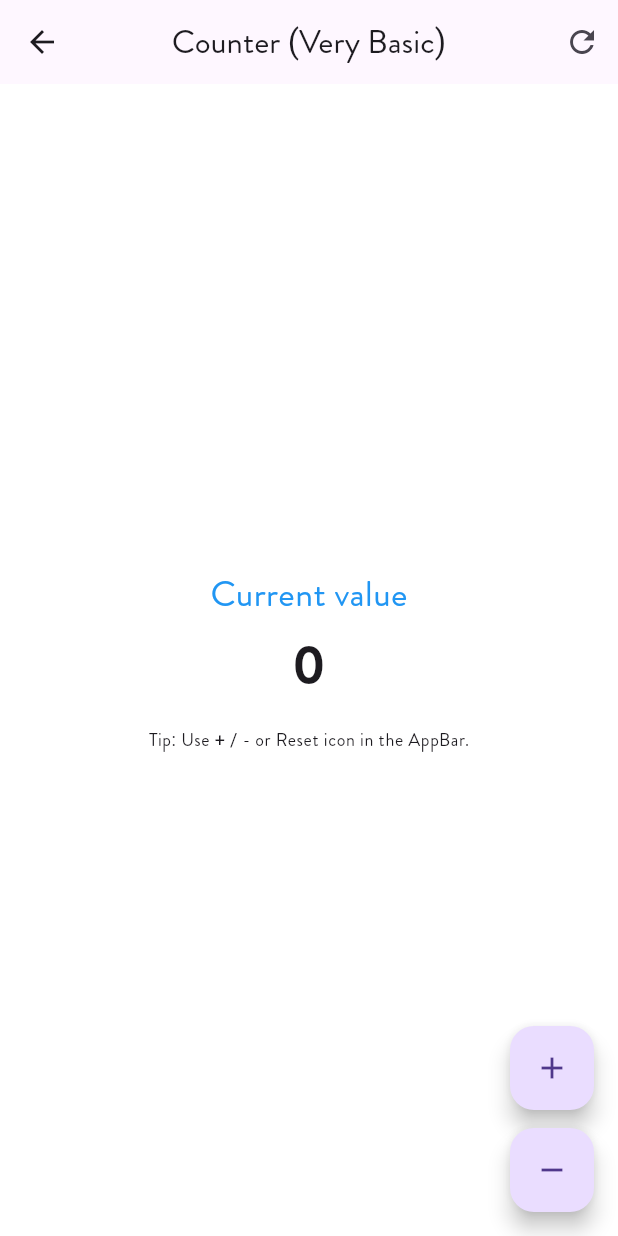
After one commit to AbdalluhEssam/bmw_ada, a Flutter app: the StateManagement screen opened directly, after a tap on the "add" icon, after a tap on the "remove" icon, on a phone screen of 412 x 824 dp. The commit adds this screen. Run offline on Flutter 3.47's test engine with Material 3 defaults, Android fonts, the light colour scheme and no system bars; our stand-ins replace bloc, flutter_bloc, flutter_svg; project files that could hold a hidden picture were left out.

Commit message:
Implement basic state management with CounterCubit and FavCubit

```diff
--- /dev/null
+++ b/lib/features/State_Management/cubit/counter_cubit.dart
@@ -0,0 +1,23 @@
+import 'package:bmw/features/State_Management/cubit/counter_state.dart';
+import 'package:flutter_bloc/flutter_bloc.dart';
+
+class CounterCubit extends Cubit<CounterState> {
+  CounterCubit() : super(CounterState(0, 0));
+
+  void increment() {
+    state.anotherValue++;
+    print('Incrementing: ${state.counterValue} + ${state.anotherValue}');
+    emit(CounterState(state.counterValue + state.anotherValue));
+  }
+
+  void decrement() {
+    if (state.counterValue > 0) {
+      state.anotherValue++;
+      print('Decrementing: ${state.counterValue} - ${state.anotherValue}');
+
+      emit(CounterState(state.counterValue - state.anotherValue));
+    }
+  }
+
+  void reset() => emit(CounterState(0, 0));
+}
--- /dev/null
+++ b/lib/features/State_Management/cubit/counter_state.dart
@@ -0,0 +1,6 @@
+class CounterState {
+  final int counterValue;
+  int anotherValue;
+
+  CounterState(this.counterValue, [this.anotherValue = 0]);
+}
--- /dev/null
+++ b/lib/features/State_Management/ui/state_management.dart
@@ -0,0 +1,122 @@
+import 'package:bmw/features/State_Management/cubit/counter_cubit.dart';
+import 'package:bmw/features/State_Management/cubit/counter_state.dart';
+import 'package:bmw/features/onboarding/ui/onboarding_screen.dart';
+import 'package:flutter/material.dart';
+import 'package:flutter_bloc/flutter_bloc.dart';
+
+class StateManagement extends StatelessWidget {
+  const StateManagement({super.key});
+
+  @override
+  Widget build(BuildContext context) {
+    final textTheme = Theme
+        .of(context)
+        .textTheme;
+    return BlocProvider(
+      create: (context) => CounterCubit(),
+      child: BlocConsumer<CounterCubit, CounterState>(
+        listener: (context, state) {
+          if(state.counterValue == 10){
+            ScaffoldMessenger.maybeOf(context)?.showSnackBar(
+                SnackBar(
+                  content: Text('Counter reached 10!'),
+                  duration: Duration(seconds: 1),
+                )
+            );
+          }
+
+          if(state.counterValue == 5){
+            ScaffoldMessenger.maybeOf(context)?.showSnackBar(
+                SnackBar(
+                  content: Text('Counter reached 5!'),
+                  duration: Duration(seconds: 1),
+                )
+            );
+          }
+          if(state.counterValue == 15){
+            Navigator.pushReplacement(
+              context,
+              MaterialPageRoute(
+                builder: (context) => const OnboardingScreen(),
+              ),
+            );
+          }
+        },
+        builder: (context, state) {
+          return Scaffold(
+            appBar: AppBar(
+              title: const Text('Counter (Very Basic)'),
+              centerTitle: true,
+              actions: [
+                IconButton(
+                  tooltip: 'Reset',
+                  onPressed: () {
+                    context.read<CounterCubit>().reset();
+                  },
+                  icon: const Icon(Icons.refresh),
+                ),
+              ],
+            ),
+            body: Center(
+              child: Padding(
+                padding: const EdgeInsets.symmetric(
+                  horizontal: 20,
+                  vertical: 16,
+                ),
+                child: Column(
+                  mainAxisSize: MainAxisSize.min,
+                  children: [
+                    Text(
+                      'Current value',
+                      style: TextStyle(fontSize: 24, color: Colors.blue),
+                    ),
+                    const SizedBox(height: 8),
+                    BlocBuilder<CounterCubit, CounterState>(
+                      builder:
+                          (context, state) =>
+                          Text(
+                            state.counterValue.toString(),
+                            style: textTheme.displaySmall?.copyWith(
+                              fontWeight: FontWeight.bold,
+                            ),
+                          ),
+                    ),
+                    const SizedBox(height: 20),
+
+                    // Small hint
+                    Text(
+                      'Tip: Use + / - or Reset icon in the AppBar.',
+                      style: textTheme.bodySmall,
+                    ),
+                  ],
+                ),
+              ),
+            ),
+            floatingActionButton: Column(
+              mainAxisSize: MainAxisSize.min,
+              children: [
+                FloatingActionButton(
+                  heroTag: 'inc',
+                  onPressed: () {
+                    context.read<CounterCubit>().increment();
+                  },
+                  tooltip: 'Increment',
+                  child: const Icon(Icons.add),
+                ),
+                const SizedBox(height: 12),
+                FloatingActionButton(
+                  heroTag: 'dec',
+                  onPressed: () {
+                    context.read<CounterCubit>().decrement();
+                  },
+                  tooltip: 'Decrement',
+                  child: const Icon(Icons.remove),
+                ),
+              ],
+            ),
+          );
+        },
+      ),
+    );
+  }
+}
--- a/lib/features/home/ui/home_screen.dart
+++ b/lib/features/home/ui/home_screen.dart
@@ -1,7 +1,5 @@
 import 'dart:developer';
-
 import 'package:bmw/core/constants/app_assets.dart';
-import 'package:bmw/core/theme/app_colors.dart';
 import 'package:bmw/features/home/data/repo/product_data.dart';
 import 'package:bmw/features/home/ui/widgets/custom_card_product.dart';
 import 'package:bmw/features/home/ui/widgets/custom_category.dart';
--- a/lib/main.dart
+++ b/lib/main.dart
@@ -1,3 +1,4 @@
+import 'package:bmw/features/State_Management/ui/state_management.dart';
 import 'package:bmw/features/auth/ui/login.dart';
 import 'package:bmw/features/onboarding/ui/onboarding_screen.dart';
 import 'package:bmw/features/splash/ui/splash_screen.dart';
@@ -26,6 +27,7 @@ class BMWApp extends StatelessWidget {
         primarySwatch: Colors.blue,
         fontFamily: 'Brandon_Grotesque',
       ),
+      // home: StateManagement(),
       initialRoute: '/',
       routes: {
         '/': (context) => const SplashScreen(),
--- a/pubspec.yaml
+++ b/pubspec.yaml
@@ -14,6 +14,7 @@ dependencies:
   # Use with the CupertinoIcons class for iOS style icons.
   cupertino_icons: ^1.0.8
   flutter_svg: ^2.2.1
+  flutter_bloc: ^9.1.1
 
 dev_dependencies:
   flutter_test:
```
Also changed, not shown: lib/features/home/ui/cubit/fav_cubit.dart (added, +14 -0 lines), lib/features/home/ui/cubit/fav_state.dart (added, +8 -0 lines), lib/features/home/ui/widgets/custom_roc_card.dart (+20 -21 lines), pubspec.lock.
